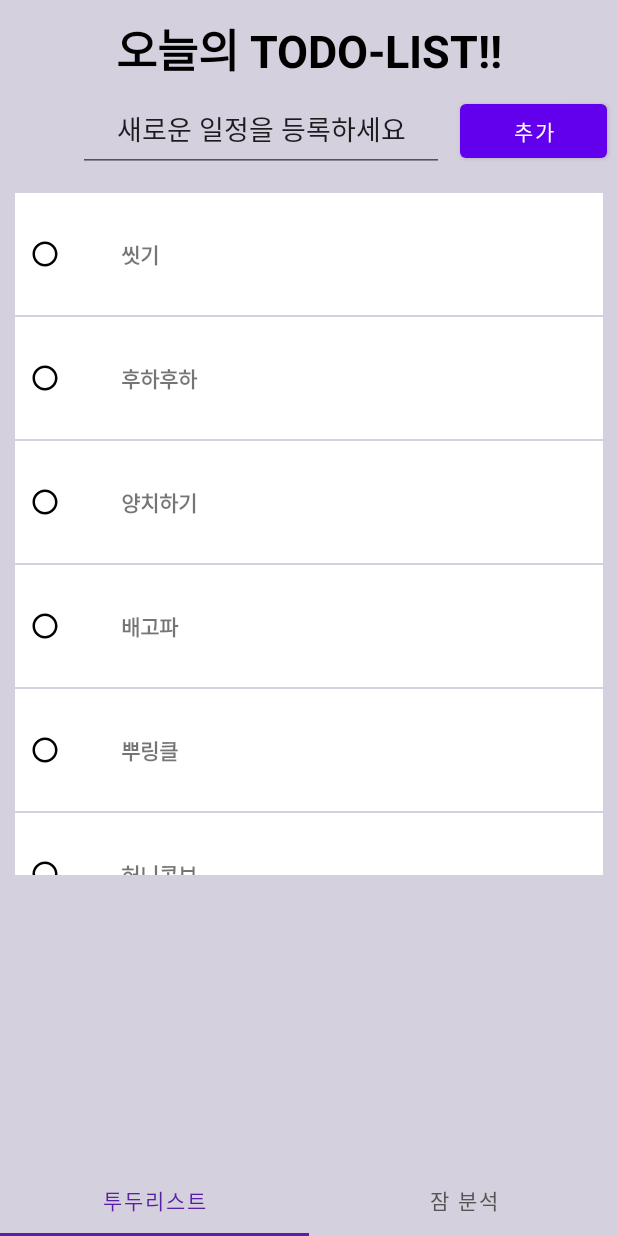
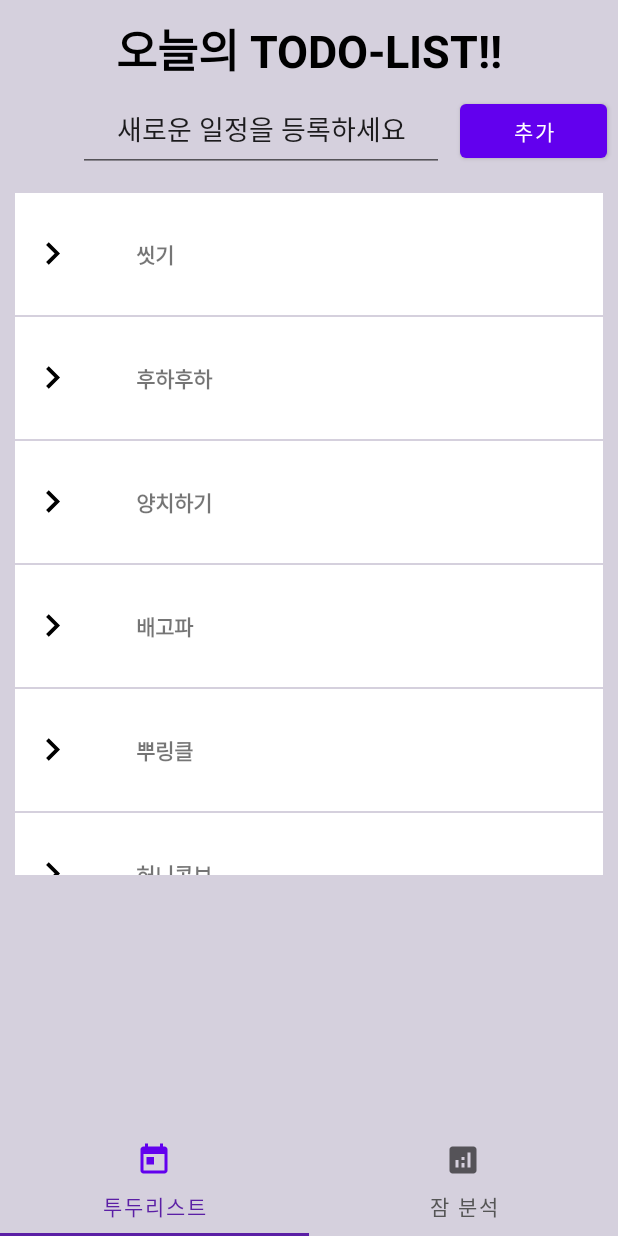
Before and after one commit to Jake-huen/Didyousleepwell, an Android app: the DateActivity screen opened directly, with no data from a screen before it, on a phone screen of 412 x 824 dp. Run offline under Robolectric (Android 15) with nearby library versions, the phone set to English and light mode, and no system bars.

Commit message:
design 조금 수정

```diff
--- a/teamproject/app/src/main/java/com/example/myapplication/DateActivity.kt
+++ b/teamproject/app/src/main/java/com/example/myapplication/DateActivity.kt
@@ -8,7 +8,7 @@ import com.google.android.material.tabs.TabLayoutMediator
 class DateActivity : AppCompatActivity() {
     lateinit var binding: ActivityDateBinding
     val textarr = arrayListOf<String>("투두리스트","잠 분석")
-    //val iconarr = arrayListOf<Int>(R.drawable.ic_android_black_24dp, R.drawable.ic_baseline_adb_24)
+    val iconarr = arrayListOf<Int>(R.drawable.ic_baseline_today_24, R.drawable.ic_baseline_analytics_24)
     override fun onCreate(savedInstanceState: Bundle?) {
         super.onCreate(savedInstanceState)
         binding = ActivityDateBinding.inflate(layoutInflater)
@@ -21,7 +21,7 @@ class DateActivity : AppCompatActivity() {
         TabLayoutMediator(binding.tab, binding.viewpager){
                 tab, position->
             tab.text = textarr[position]
-            //tab.setIcon(iconarr[position])
+            tab.setIcon(iconarr[position])
         }.attach()
     }
 
--- a/teamproject/app/src/main/java/com/example/myapplication/TodoAdapter.kt
+++ b/teamproject/app/src/main/java/com/example/myapplication/TodoAdapter.kt
@@ -42,6 +42,9 @@ class TodoAdapter(val items:ArrayList<Tododata>) : RecyclerView.Adapter<TodoAdap
                 //text정보, view정보도 줄 생각
                 itemClickListener?.OnItemClick(items[adapterPosition],adapterPosition)
             }
+            edit_button.setOnClickListener {
+
+            }
         }
     }
 
--- a/teamproject/app/src/main/java/com/example/myapplication/TodoFragment.kt
+++ b/teamproject/app/src/main/java/com/example/myapplication/TodoFragment.kt
@@ -45,7 +45,7 @@ class TodoFragment : Fragment() {
             }
 
             override fun onSwiped(viewHolder: RecyclerView.ViewHolder, direction: Int) {
-                // adapter.removeItem(viewHolder.adapterPosition)
+                adapter.removeItem(viewHolder.adapterPosition)
             }
         }
         val itemTouchHelper = ItemTouchHelper(simpleItemTouchCallback)
--- /dev/null
+++ b/teamproject/app/src/main/res/drawable/ic_baseline_analytics_24.xml
@@ -0,0 +1,5 @@
+<vector android:height="24dp" android:tint="#000000"
+    android:viewportHeight="24" android:viewportWidth="24"
+    android:width="24dp" xmlns:android="http://schemas.android.com/apk/res/android">
+    <path android:fillColor="@android:color/white" android:pathData="M19,3L5,3c-1.1,0 -2,0.9 -2,2v14c0,1.1 0.9,2 2,2h14c1.1,0 2,-0.9 2,-2L21,5c0,-1.1 -0.9,-2 -2,-2zM9,17L7,17v-5h2v5zM13,17h-2v-3h2v3zM13,12h-2v-2h2v2zM17,17h-2L15,7h2v10z"/>
+</vector>
--- /dev/null
+++ b/teamproject/app/src/main/res/drawable/ic_baseline_check_24.xml
@@ -0,0 +1,5 @@
+<vector android:height="24dp" android:tint="#000000"
+    android:viewportHeight="24" android:viewportWidth="24"
+    android:width="24dp" xmlns:android="http://schemas.android.com/apk/res/android">
+    <path android:fillColor="@android:color/white" android:pathData="M9,16.17L4.83,12l-1.42,1.41L9,19 21,7l-1.41,-1.41z"/>
+</vector>
--- /dev/null
+++ b/teamproject/app/src/main/res/drawable/ic_baseline_keyboard_arrow_right_24.xml
@@ -0,0 +1,5 @@
+<vector android:height="24dp" android:tint="#000000"
+    android:viewportHeight="24" android:viewportWidth="24"
+    android:width="24dp" xmlns:android="http://schemas.android.com/apk/res/android">
+    <path android:fillColor="@android:color/white" android:pathData="M8.59,16.59L13.17,12 8.59,7.41 10,6l6,6 -6,6 -1.41,-1.41z"/>
+</vector>
--- /dev/null
+++ b/teamproject/app/src/main/res/drawable/ic_baseline_table_rows_24.xml
@@ -0,0 +1,5 @@
+<vector android:height="24dp" android:tint="#000000"
+    android:viewportHeight="24" android:viewportWidth="24"
+    android:width="24dp" xmlns:android="http://schemas.android.com/apk/res/android">
+    <path android:fillColor="@android:color/white" android:pathData="M22,7H2V2h20V7zM22,9.5H2v5h20V9.5zM22,17H2v5h20V17z"/>
+</vector>
--- /dev/null
+++ b/teamproject/app/src/main/res/drawable/ic_baseline_today_24.xml
@@ -0,0 +1,5 @@
+<vector android:height="24dp" android:tint="#000000"
+    android:viewportHeight="24" android:viewportWidth="24"
+    android:width="24dp" xmlns:android="http://schemas.android.com/apk/res/android">
+    <path android:fillColor="@android:color/white" android:pathData="M19,3h-1L18,1h-2v2L8,3L8,1L6,1v2L5,3c-1.11,0 -1.99,0.9 -1.99,2L3,19c0,1.1 0.89,2 2,2h14c1.1,0 2,-0.9 2,-2L21,5c0,-1.1 -0.9,-2 -2,-2zM19,19L5,19L5,8h14v11zM7,10h5v5L7,15z"/>
+</vector>
--- a/teamproject/app/src/main/res/layout/todorow.xml
+++ b/teamproject/app/src/main/res/layout/todorow.xml
@@ -11,15 +11,11 @@
 
         <ImageView
             android:id="@+id/todo_checkbutton"
-            android:background="@drawable/ic_baseline_radio_button_unchecked_24"
+            android:background="@drawable/ic_baseline_keyboard_arrow_right_24"
             android:layout_gravity="center"
             android:layout_margin="10dp"
-            android:layout_width="20dp"
-            android:layout_height="20dp" />
-<!--        <CheckBox-->
-<!--            android:id="@+id/checkbox"-->
-<!--            android:layout_width="wrap_content"-->
-<!--            android:layout_height="wrap_content" />-->
+            android:layout_width="30dp"
+            android:layout_height="30dp" />
         <TextView
             android:id="@+id/todo_textView"
             android:layout_width="match_parent"
@@ -39,17 +35,21 @@
             android:layout_width="0dp"
             android:layout_height="0dp"
             android:layout_weight="1"/>
-        <Button
+        <androidx.appcompat.widget.AppCompatButton
             android:id="@+id/todo_edit"
             android:layout_width="wrap_content"
             android:layout_height="38dp"
+            android:textColor="#ffffff"
+            android:backgroundTint="#979494"
             android:background="@drawable/button_edit_delete"
             android:text="수정" />
 
-        <Button
+        <androidx.appcompat.widget.AppCompatButton
             android:id="@+id/todo_delete"
             android:layout_width="wrap_content"
             android:layout_height="38dp"
+            android:textColor="#ffffff"
+            android:backgroundTint="#E41C1C"
             android:background="@drawable/button_edit_delete"
             android:text="삭제" />
     </LinearLayout>
```
Also changed, not shown: teamproject/app/src/main/res/layout/activity_day.xml (deleted, +0 -171 lines).
